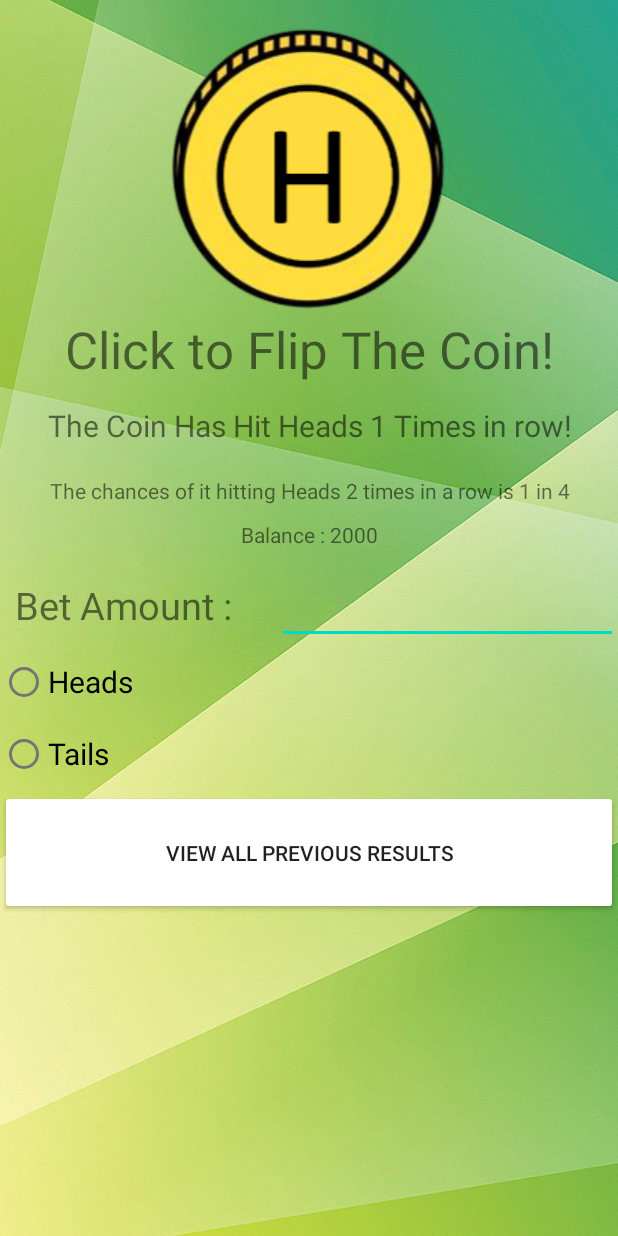
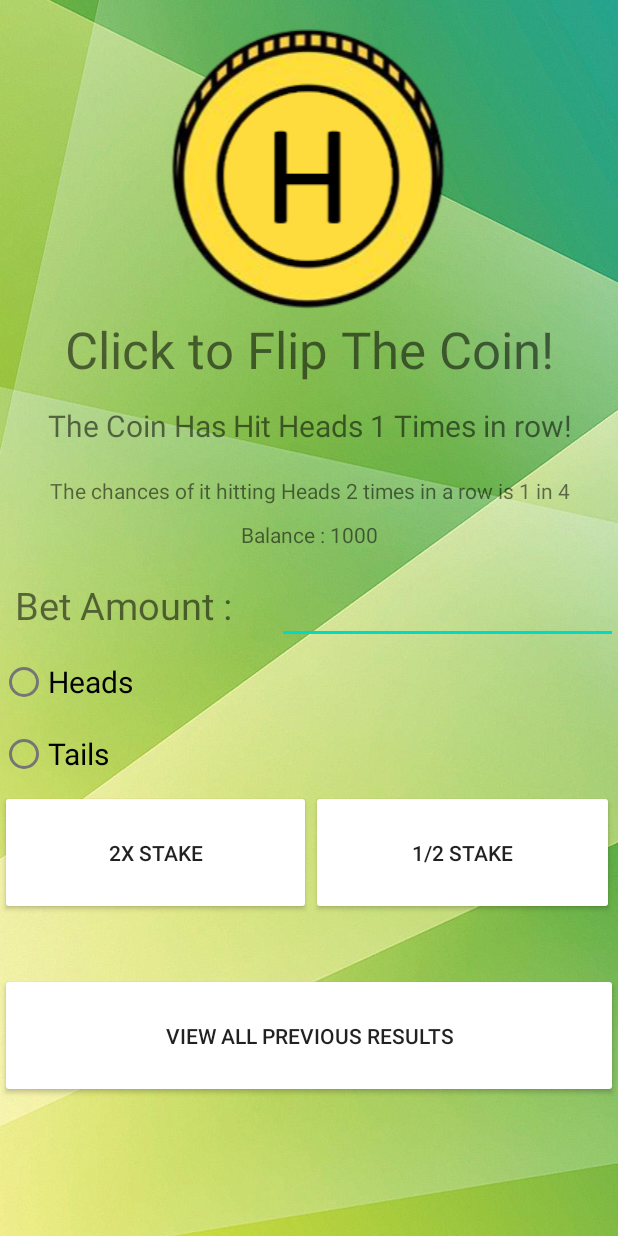
Before and after one commit to EthanMarv/BeatTheBookies, an Android app: the CoinFlipGame screen opened directly, with no data from a screen before it, after a tap on an icon or button, on a phone screen of 412 x 824 dp. Run offline under Robolectric (Android 15) with nearby library versions, the phone set to English and light mode, and no system bars; 1 statement that could not run was skipped.

Commit message:
balance working

```diff
--- a/app/src/main/java/com/example/beatthebookies/CoinFlipGame.kt
+++ b/app/src/main/java/com/example/beatthebookies/CoinFlipGame.kt
@@ -4,12 +4,15 @@ import android.content.Intent
 import android.icu.number.IntegerWidth
 import androidx.appcompat.app.AppCompatActivity
 import android.os.Bundle
+import android.provider.MediaStore.Audio.Radio
+import android.text.Editable
 import android.view.View
 import android.widget.EditText
 import android.widget.ImageView
 import android.widget.RadioButton
 import android.widget.TextView
 import android.widget.Toast
+import androidx.core.text.set
 
 class CoinFlipGame : AppCompatActivity() {
     override fun onCreate(savedInstanceState: Bundle?) {
@@ -19,18 +22,18 @@ class CoinFlipGame : AppCompatActivity() {
         onTap()
     }
 
-    private var balancE : Int = 2000
+    private var balancE : Int = 1000 //temporary
 
     private var HeadStreak : Int = 0
     private var TailStreak : Int = 0
     private var HNextChance : Int = 2
     private var TNextChance : Int = 2
 
-
     fun GoToCFHistory(view: View){
         val intent = Intent(this, CoinFlipHistoryPage::class.java)
         startActivity(intent)
     }
+
 
     private fun onTap() {
 
@@ -38,12 +41,16 @@ class CoinFlipGame : AppCompatActivity() {
 
 
         iv_coin.setOnClickListener {
-            val result = (1..2).random()  // try && IF HEADS.ischecked()
+            val result = (1..2).random()
             if (result == 1) {
 
                 val newHeads = CoinFlipHistory(-1,"Heads")
                 val mydatabase = DataBaseHelper(this)
                 val result = mydatabase.addCoinFlipResult(newHeads)
+                val betamount = findViewById<EditText>(R.id.betAmountInput).text.toString().toInt()
+
+                val headsbox = findViewById<RadioButton>(R.id.HeadsBtn)
+                val tailsbox = findViewById<RadioButton>(R.id.TailsBtn)
 
                 HeadStreak = HeadStreak + 1
                 TailStreak = 0
@@ -57,9 +64,25 @@ class CoinFlipGame : AppCompatActivity() {
                 val NextChance = findViewById<TextView>(R.id.NextChance)
                 NextChance.setText("The chances of it hitting Heads " + (HeadStreak + 1) + " times in a row is 1 in " + Integer.toString(HNextChance))
 
+                if(headsbox.isChecked && betamount > 0 && betamount < balancE){
 
-                val balanceTxt = findViewById<TextView>(R.id.balancetxt)
-                balanceTxt.setText("Balance : " + Integer.toString(balancE))
+                    balancE = (balancE + betamount)
+
+                    val balanceTxt = findViewById<TextView>(R.id.balancetxt)
+                    balanceTxt.setText("Balance : " + Integer.toString(balancE))
+                }
+
+                if(tailsbox.isChecked && betamount > 0 && betamount < balancE){
+
+                    balancE = (balancE - betamount)
+
+                    val balanceTxt = findViewById<TextView>(R.id.balancetxt)
+                    balanceTxt.setText("Balance : " + Integer.toString(balancE))
+                }
+
+                if(betamount > balancE || betamount < 0){
+                    Toast.makeText(this, "Invalid Bet Amount", Toast.LENGTH_SHORT).show()
+                }
 
                 flipCoin(R.drawable.heads, "heads")
 
@@ -68,6 +91,11 @@ class CoinFlipGame : AppCompatActivity() {
                 val newTails = CoinFlipHistory(-1,"Tails")
                 val mydatabase = DataBaseHelper(this)
                 val result = mydatabase.addCoinFlipResult(newTails)
+
+                val betamount = findViewById<EditText>(R.id.betAmountInput).text.toString().toInt()
+
+                val headsbox = findViewById<RadioButton>(R.id.HeadsBtn)
+                val tailsbox = findViewById<RadioButton>(R.id.TailsBtn)
 
                 TailStreak = TailStreak + 1
                 HeadStreak = 0
@@ -81,7 +109,25 @@ class CoinFlipGame : AppCompatActivity() {
                 val NextChance = findViewById<TextView>(R.id.NextChance)
                 NextChance.setText("The chances of it hitting Tails " + (TailStreak + 1) + " times in a row is 1 in " + Integer.toString(TNextChance))
 
-                val balanceTxt = findViewById<TextView>(R.id.balancetxt)
+                if(headsbox.isChecked && betamount > 0 && betamount < balancE){
+
+                    balancE = (balancE - betamount)
+
+                    val balanceTxt = findViewById<TextView>(R.id.balancetxt)
+                    balanceTxt.setText("Balance : " + Integer.toString(balancE))
+                }
+
+                if(tailsbox.isChecked && betamount > 0 && betamount < balancE){
+
+                    balancE = (balancE + betamount)
+
+                    val balanceTxt = findViewById<TextView>(R.id.balancetxt)
+                    balanceTxt.setText("Balance : " + Integer.toString(balancE))
+                }
+
+                if(betamount > balancE || betamount < 0){
+                    Toast.makeText(this, "Invalid Bet Amount", Toast.LENGTH_SHORT).show()
+                }
 
                 flipCoin(R.drawable.tails, "tails")
             }
--- a/app/src/main/res/layout/activity_coin_flip_game.xml
+++ b/app/src/main/res/layout/activity_coin_flip_game.xml
@@ -114,6 +114,32 @@
                         android:text="Tails"
                         android:textSize="20dp"/>
 
+                    <LinearLayout
+                        android:layout_width="match_parent"
+                        android:layout_height="122dp"
+                        android:orientation="horizontal">
+
+                        <androidx.appcompat.widget.AppCompatButton
+                            android:id="@+id/DoubleBtn"
+                            android:layout_width="207dp"
+                            android:layout_height="83dp"
+                            android:backgroundTint="@color/white"
+                            android:onClick="DoubleStake"
+                            android:padding="10dp"
+                            android:paddingBottom="10dp"
+                            android:text="2X Stake" />
+
+                        <androidx.appcompat.widget.AppCompatButton
+                            android:id="@+id/DoubleBtn"
+                            android:layout_width="202dp"
+                            android:layout_height="83dp"
+                            android:backgroundTint="@color/white"
+                            android:padding="10dp"
+                            android:paddingBottom="10dp"
+                            android:text="1/2 Stake" />
+
+                    </LinearLayout>
+
                     <androidx.appcompat.widget.AppCompatButton
                         android:id="@+id/ViewHistory"
                         android:layout_width="match_parent"
@@ -123,6 +149,7 @@
                         android:padding="10dp"
                         android:paddingBottom="10dp"
                         android:text="View all previous results" />
+
                 </RadioGroup>
             </LinearLayout>
 
```
